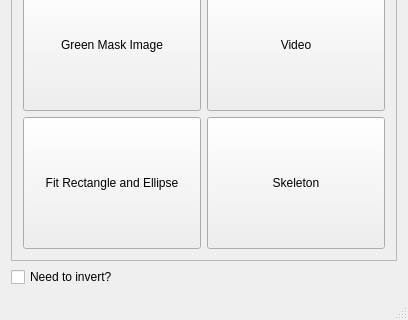
Qt form mainwindow.ui (nkhdiscovery/Thesis-TrafficPanels-PersianText) before a commit; both pictures show x 0 to 408 and y 145 to 465 of the 408 by 465 pixel window.
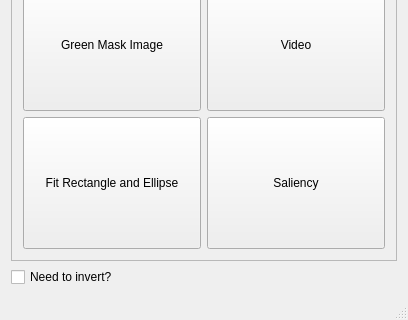
The same form after that commit.

The edit to the form file:
```diff
--- a/mainwindow.ui
+++ b/mainwindow.ui
@@ -124,7 +124,7 @@
             </sizepolicy>
            </property>
            <property name="text">
-            <string>Skeleton</string>
+            <string>Saliency</string>
            </property>
           </widget>
          </item>
```
Left out of the diff: 2 changed lines with no effect on the pictures.
